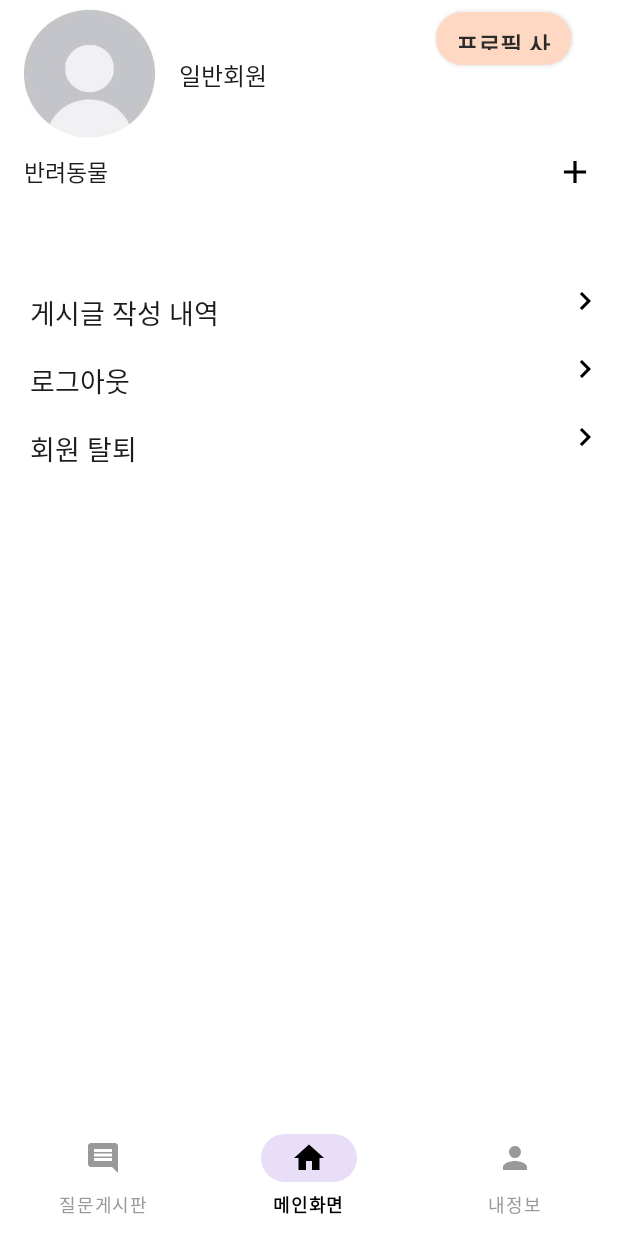
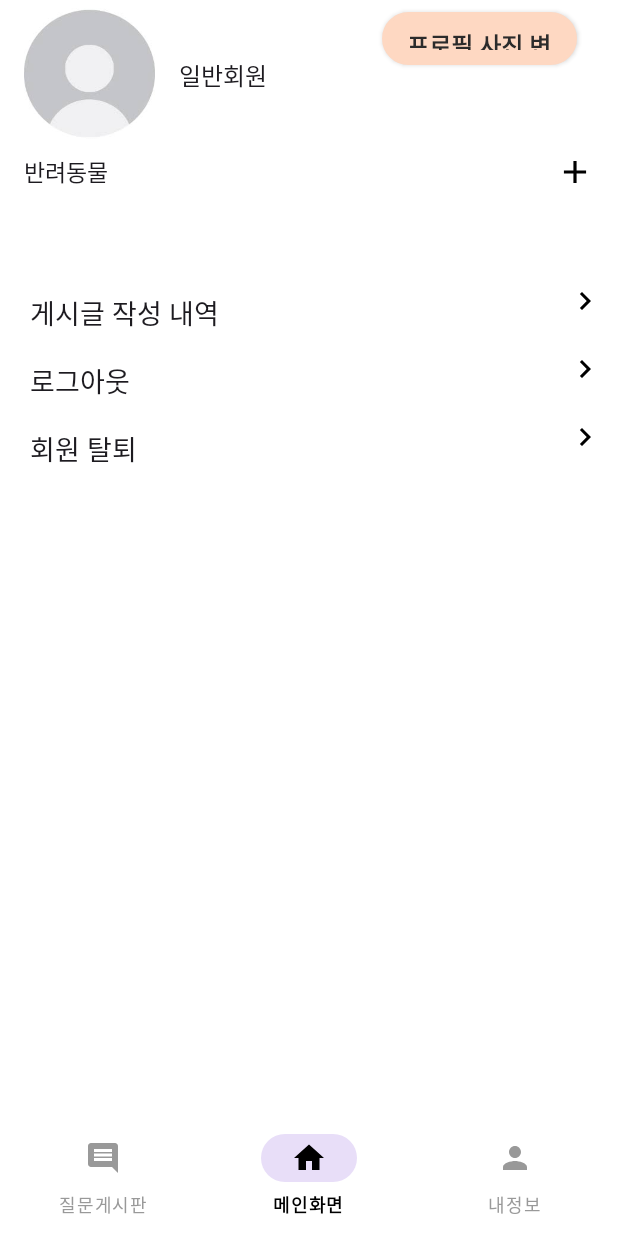
Before and after one commit to kimlohen/KT-AIVLE-BigProject-Android, an Android app: the fragment MyPageFragment placed in its activity, on a phone screen of 412 x 824 dp. Run offline under Robolectric (Android 15) with nearby library versions, the phone set to English and light mode, and no system bars; 3 statements that could not run were skipped.

Commit message:
design: adjust button size

```diff
--- a/app/src/main/res/layout/fragment_my_page.xml
+++ b/app/src/main/res/layout/fragment_my_page.xml
@@ -79,7 +79,7 @@
         <androidx.appcompat.widget.AppCompatButton
             android:id="@+id/profile_update"
             style="@style/Text.BoldStyle"
-            android:layout_width="90dp"
+            android:layout_width="130dp"
             android:layout_height="35dp"
             android:background="@drawable/button_style"
             android:backgroundTint="@color/btn"
```
